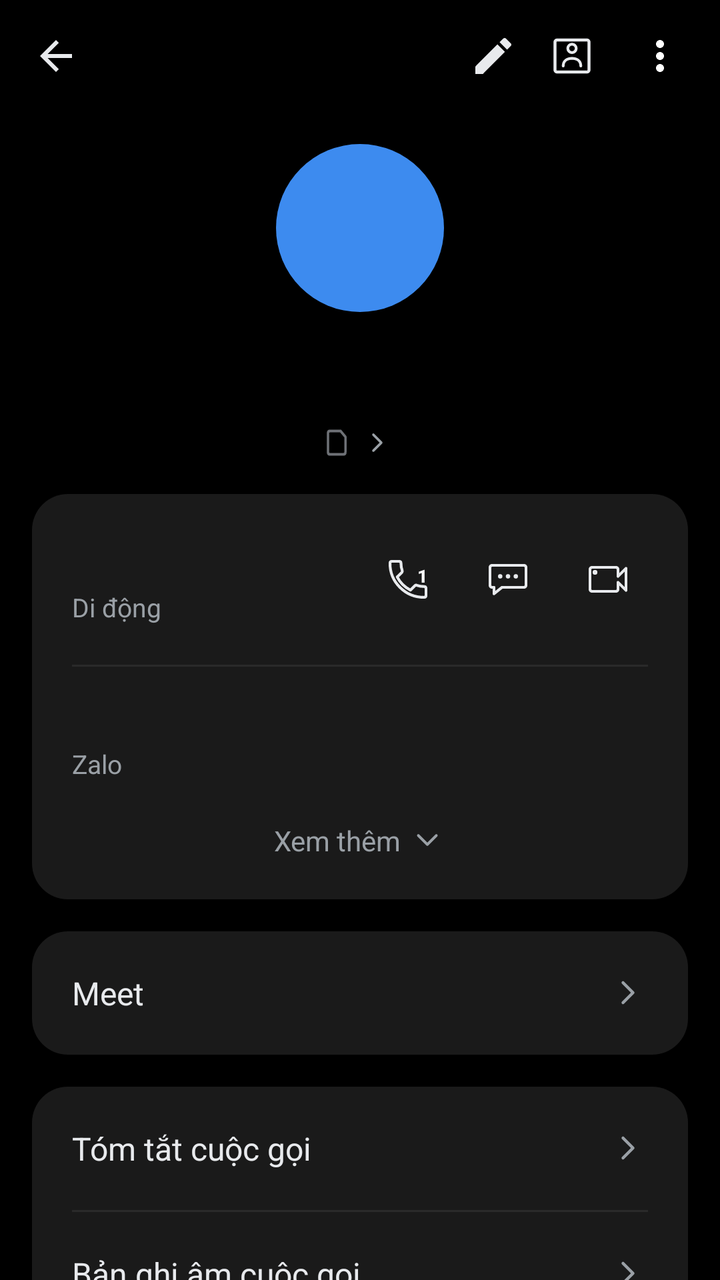
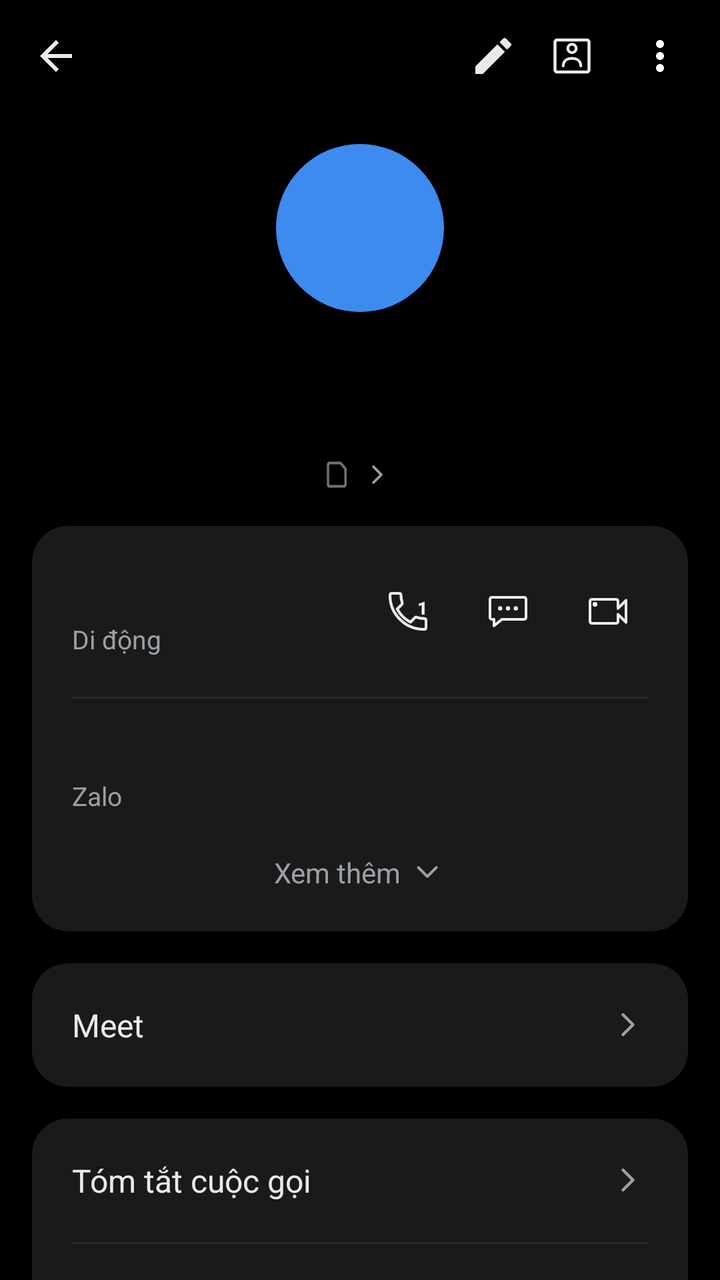

Before-and-after screenshots of an Android layout around one commit, followed by the original layout XML and the change that was made.
<!-- AndroidManifest.xml: application theme Theme.SimpleCall -->
<!-- res/layout/fragment_contact_detail.xml -->
<?xml version="1.0" encoding="utf-8"?>
<LinearLayout xmlns:android="http://schemas.android.com/apk/res/android"
    xmlns:app="http://schemas.android.com/apk/res-auto"
    android:layout_width="match_parent"
    android:layout_height="match_parent"
    android:orientation="vertical"
    android:background="@color/bg">

    
    <LinearLayout
        android:layout_width="match_parent" android:layout_height="56dp"
        android:orientation="horizontal" android:gravity="center_vertical"
        android:paddingStart="4dp" android:paddingEnd="8dp">

        <ImageButton android:id="@+id/btnBack"
            android:layout_width="48dp" android:layout_height="48dp"
            android:background="@android:color/transparent"
            android:src="@drawable/ic_arrow_back"
            android:contentDescription="Quay lại" />

        <Space android:layout_width="0dp" android:layout_height="1dp" android:layout_weight="1" />

        <ImageButton android:id="@+id/btnEdit"
            android:layout_width="35dp" android:layout_height="35dp"
            android:background="@android:color/transparent"
            android:src="@drawable/ic_edit"
            android:contentDescription="Sửa" />

        <ImageButton android:id="@+id/btnContactCard"
            android:layout_width="44dp" android:layout_height="44dp"
            android:background="@android:color/transparent"
            android:src="@drawable/ic_contact_card"
            android:contentDescription="Thẻ liên hệ" />

        <ImageButton android:id="@+id/btnMore"
            android:layout_width="44dp" android:layout_height="44dp"
            android:background="@android:color/transparent"
            android:src="@drawable/ic_more_vert"
            android:contentDescription="Thêm" />
    </LinearLayout>

    <ScrollView
        android:layout_width="match_parent" android:layout_height="0dp"
        android:layout_weight="1"
        android:clipToPadding="false"
        android:paddingBottom="24dp">

        <LinearLayout
            android:layout_width="match_parent" android:layout_height="wrap_content"
            android:orientation="vertical">

            
            <TextView android:id="@+id/tvAvatar"
                android:layout_width="84dp" android:layout_height="84dp"
                android:layout_gravity="center_horizontal"
                android:layout_marginTop="16dp"
                android:background="@drawable/bg_avatar_circle"
                android:gravity="center"
                android:textSize="58sp" android:textColor="@color/white"
                android:fontFamily="sans-serif-medium" />

            
            <TextView android:id="@+id/tvTitle"
                android:layout_width="wrap_content" android:layout_height="wrap_content"
                android:layout_gravity="center_horizontal"
                android:layout_marginTop="16dp"
                android:layout_marginStart="32dp" android:layout_marginEnd="32dp"
                android:gravity="center"
                android:textSize="27sp"
                android:textColor="@color/text_primary"
                android:fontFamily="sans-serif" />

            
            <LinearLayout android:id="@+id/rowSimDefault"
                android:layout_width="wrap_content" android:layout_height="wrap_content"
                android:layout_gravity="center_horizontal"
                android:layout_marginTop="4dp"
                android:orientation="horizontal" android:gravity="center_vertical"
                android:clickable="true" android:focusable="true">

                <FrameLayout
                    android:layout_width="14dp" android:layout_height="14dp">

                    <TextView android:id="@+id/tvSimBadge"
                        android:layout_width="11.76dp" android:layout_height="14dp"
                        android:gravity="center"
                        android:background="@drawable/bg_sim_badge"
                        android:textSize="7sp" android:textColor="@color/call_log_muted" />
                </FrameLayout>

                <TextView android:id="@+id/tvSubtitle"
                    android:layout_width="wrap_content" android:layout_height="wrap_content"
                    android:layout_marginStart="1.5dp"
                    android:textSize="14sp" android:textColor="@color/text_secondary" />

                <ImageView
                    android:layout_width="16dp" android:layout_height="16dp"
                    android:layout_marginStart="2dp"
                    android:src="@drawable/ic_chevron_right" />
            </LinearLayout>

            
            <LinearLayout
                android:layout_width="match_parent" android:layout_height="wrap_content"
                android:layout_margin="16dp"
                android:orientation="vertical"
                android:background="@drawable/bg_card_rounded"
                android:padding="20dp">

                <LinearLayout
                    android:layout_width="match_parent" android:layout_height="wrap_content"
                    android:orientation="horizontal" android:gravity="center_vertical">

                    <LinearLayout
                        android:layout_width="0dp" android:layout_height="wrap_content"
                        android:layout_weight="1" android:orientation="vertical">

                        <TextView android:id="@+id/tvNumber"
                            android:layout_width="wrap_content" android:layout_height="wrap_content"
                            android:textSize="19sp" android:textColor="@color/text_primary" />

                        <TextView android:id="@+id/tvNumberType"
                            android:layout_width="wrap_content" android:layout_height="wrap_content"
                            android:layout_marginTop="2dp"
                            android:text="@string/number_type_mobile"
                            android:textSize="13sp" android:textColor="@color/text_secondary" />
                    </LinearLayout>

                    
                    <FrameLayout
                        android:layout_width="40dp"
                        android:layout_height="40dp">
                        <ImageButton android:id="@+id/btnCallRow"
                            android:layout_width="match_parent"
                            android:layout_height="match_parent"
                            android:background="@android:color/transparent"
                            android:src="@drawable/ic_call_outline"
                            android:contentDescription="@string/call" />
                        
                        <TextView
                            android:id="@+id/tvCallSimNum"
                            android:layout_width="wrap_content"
                            android:layout_height="wrap_content"
                            android:layout_gravity="top|end"
                            android:layout_marginTop="12dp"
                            android:layout_marginEnd="10dp"
                            android:text="1"
                            android:textSize="9sp"
                            android:textStyle="bold"
                            android:textColor="@color/white"
                            android:fontFamily="sans-serif-medium" />
                    </FrameLayout>

                    <ImageButton android:id="@+id/btnMessageRow"
                        android:layout_width="40dp" android:layout_height="40dp"
                        android:layout_marginStart="10dp"
                        android:background="@android:color/transparent"
                        android:src="@drawable/ic_message_outline"
                        android:contentDescription="Nhắn tin" />

                    <ImageButton android:id="@+id/btnVideoRow"
                        android:layout_width="40dp" android:layout_height="40dp"
                        android:layout_marginStart="10dp"
                        android:background="@android:color/transparent"
                        android:src="@drawable/ic_video_call_outline"
                        android:contentDescription="Video call" />
                </LinearLayout>

                <View
                    android:layout_width="match_parent" android:layout_height="1dp"
                    android:layout_marginTop="20dp" android:layout_marginBottom="16dp"
                    android:background="@color/divider" />

                <LinearLayout android:id="@+id/rowZalo"
                    android:layout_width="match_parent" android:layout_height="wrap_content"
                    android:orientation="vertical"
                    android:clickable="true" android:focusable="true">

                    <TextView android:id="@+id/tvZalo"
                        android:layout_width="wrap_content" android:layout_height="wrap_content"
                        android:textSize="16sp" android:textColor="@color/text_primary" />

                    <TextView
                        android:layout_width="wrap_content" android:layout_height="wrap_content"
                        android:layout_marginTop="2dp"
                        android:text="Zalo"
                        android:textSize="13sp" android:textColor="@color/text_secondary" />
                </LinearLayout>

                <LinearLayout android:id="@+id/rowSeeMore"
                    android:layout_width="match_parent" android:layout_height="wrap_content"
                    android:layout_marginTop="20dp"
                    android:orientation="horizontal" android:gravity="center"
                    android:clickable="true" android:focusable="true">

                    <TextView
                        android:layout_width="wrap_content" android:layout_height="wrap_content"
                        android:text="Xem thêm"
                        android:textSize="14sp" android:textColor="@color/text_secondary" />

                    <ImageView
                        android:layout_width="18dp" android:layout_height="18dp"
                        android:layout_marginStart="4dp"
                        android:src="@drawable/ic_chevron_down" />
                </LinearLayout>
            </LinearLayout>

            
            <LinearLayout android:id="@+id/rowMeet"
                android:layout_width="match_parent" android:layout_height="wrap_content"
                android:layout_marginStart="16dp" android:layout_marginEnd="16dp"
                android:orientation="horizontal" android:gravity="center_vertical"
                android:background="@drawable/bg_card_rounded"
                android:padding="20dp"
                android:clickable="true" android:focusable="true">

                <TextView
                    android:layout_width="0dp" android:layout_height="wrap_content"
                    android:layout_weight="1"
                    android:text="Meet"
                    android:textSize="16sp" android:textColor="@color/text_primary" />

                <ImageView
                    android:layout_width="20dp" android:layout_height="20dp"
                    android:src="@drawable/ic_chevron_right" />
            </LinearLayout>

            
            <LinearLayout
                android:layout_width="match_parent" android:layout_height="wrap_content"
                android:layout_margin="16dp"
                android:orientation="vertical"
                android:background="@drawable/bg_card_rounded">

                <LinearLayout android:id="@+id/rowCallSummary"
                    android:layout_width="match_parent" android:layout_height="wrap_content"
                    android:orientation="horizontal" android:gravity="center_vertical"
                    android:padding="20dp"
                    android:clickable="true" android:focusable="true">

                    <TextView
                        android:layout_width="0dp" android:layout_height="wrap_content"
                        android:layout_weight="1"
                        android:text="Tóm tắt cuộc gọi"
                        android:textSize="16sp" android:textColor="@color/text_primary" />

                    <ImageView
                        android:layout_width="20dp" android:layout_height="20dp"
                        android:src="@drawable/ic_chevron_right" />
                </LinearLayout>

                <View
                    android:layout_width="match_parent" android:layout_height="1dp"
                    android:layout_marginStart="20dp" android:layout_marginEnd="20dp"
                    android:background="@color/divider" />

                <LinearLayout android:id="@+id/rowCallRecording"
                    android:layout_width="match_parent" android:layout_height="wrap_content"
                    android:orientation="horizontal" android:gravity="center_vertical"
                    android:padding="20dp"
                    android:clickable="true" android:focusable="true">

                    <TextView
                        android:layout_width="0dp" android:layout_height="wrap_content"
                        android:layout_weight="1"
                        android:text="Bản ghi âm cuộc gọi"
                        android:textSize="16sp" android:textColor="@color/text_primary" />

                    <ImageView
                        android:layout_width="20dp" android:layout_height="20dp"
                        android:src="@drawable/ic_chevron_right" />
                </LinearLayout>
            </LinearLayout>

            
            <LinearLayout
                android:layout_width="match_parent" android:layout_height="wrap_content"
                android:layout_marginStart="20dp" android:layout_marginEnd="12dp"
                android:layout_marginTop="8dp"
                android:orientation="horizontal" android:gravity="center_vertical">

                <TextView
                    android:layout_width="0dp" android:layout_height="wrap_content"
                    android:layout_weight="1"
                    android:text="Nhật ký cuộc gọi"
                    android:textSize="15sp" android:textColor="@color/text_secondary" />

                <TextView android:id="@+id/btnClearLog"
                    android:layout_width="wrap_content" android:layout_height="wrap_content"
                    android:text="Xóa"
                    android:textSize="15sp" android:textColor="@color/accent_blue"
                    android:padding="8dp"
                    android:clickable="true" android:focusable="true" />
            </LinearLayout>

            
            <LinearLayout android:id="@+id/llHistoryEntries"
                android:layout_width="match_parent" android:layout_height="wrap_content"
                android:layout_margin="16dp"
                android:orientation="vertical"
                android:background="@drawable/bg_card_rounded" />

        </LinearLayout>
    </ScrollView>
</LinearLayout>
<!-- resources referenced by this layout -->
<resources>
  <color name="accent_blue">#1A73E8</color>
  <color name="bg">#000000</color>
  <color name="call_log_muted">#6E7176</color>
  <color name="divider">#2A2A2A</color>
  <color name="text_primary">#E8EAED</color>
  <color name="text_secondary">#9AA0A6</color>
  <color name="white">#FFFFFF</color>
  <!-- drawable bg_avatar_circle (drawable) -->
  <?xml version="1.0" encoding="utf-8"?>
  <shape xmlns:android="http://schemas.android.com/apk/res/android"
      android:shape="oval">
      <solid android:color="@color/avatar_purple" />
  </shape>
  <!-- drawable bg_card_rounded (drawable) -->
  <?xml version="1.0" encoding="utf-8"?>
  <shape xmlns:android="http://schemas.android.com/apk/res/android"
      android:shape="rectangle">
      <solid android:color="@color/detail_card_bg" />
      <corners android:radius="18dp" />
  </shape>
  <!-- drawable ic_arrow_back (drawable) -->
  <?xml version="1.0" encoding="utf-8"?>
  <vector xmlns:android="http://schemas.android.com/apk/res/android"
      android:width="24dp" android:height="24dp"
      android:viewportWidth="24" android:viewportHeight="24">
      
      <path android:fillColor="@color/text_primary"
          android:pathData="M20,11H7.83l5.59-5.59L12,4l-8,8 8,8 1.41-1.41L7.83,13H20v-2z"/>
  </vector>
  <!-- drawable ic_chevron_down (drawable) -->
  <?xml version="1.0" encoding="utf-8"?>
  <vector xmlns:android="http://schemas.android.com/apk/res/android"
      android:width="24dp" android:height="24dp"
      android:viewportWidth="24" android:viewportHeight="24">
      <path android:fillColor="#00000000"
          android:strokeColor="@color/text_secondary"
          android:strokeWidth="1.8"
          android:strokeLineCap="round"
          android:strokeLineJoin="round"
          android:pathData="M6,9 L12,15 L18,9"/>
  </vector>
  <!-- drawable ic_chevron_right (drawable) -->
  <?xml version="1.0" encoding="utf-8"?>
  <vector xmlns:android="http://schemas.android.com/apk/res/android"
      android:width="24dp" android:height="24dp"
      android:viewportWidth="24" android:viewportHeight="24">
      <path android:fillColor="#00000000"
          android:strokeColor="@color/text_secondary"
          android:strokeWidth="1.8"
          android:strokeLineCap="round"
          android:strokeLineJoin="round"
          android:pathData="M9,6 L15,12 L9,18"/>
  </vector>
  <!-- drawable ic_edit (drawable) -->
  <?xml version="1.0" encoding="utf-8"?>
  <vector xmlns:android="http://schemas.android.com/apk/res/android"
      android:width="24dp" android:height="24dp"
      android:viewportWidth="24" android:viewportHeight="24">
      <path android:fillColor="@color/text_primary"
          android:pathData="M3,17.25V21h3.75L17.81,9.94l-3.75,-3.75L3,17.25zM20.71,7.04c0.39,-0.39 0.39,-1.02 0,-1.41l-2.34,-2.34c-0.39,-0.39 -1.02,-0.39 -1.41,0l-1.83,1.83 3.75,3.75 1.83,-1.83z"/>
  </vector>
  <!-- drawable ic_more_vert (drawable) -->
  <?xml version="1.0" encoding="utf-8"?>
  <vector xmlns:android="http://schemas.android.com/apk/res/android"
      android:width="24dp" android:height="24dp"
      android:viewportWidth="24" android:viewportHeight="24">
      <path android:fillColor="#FFFFFF"
          android:pathData="M12,8c1.1,0 2,-0.9 2,-2s-0.9,-2 -2,-2 -2,0.9 -2,2 0.9,2 2,2zM12,10c-1.1,0 -2,0.9 -2,2s0.9,2 2,2 2,-0.9 2,-2 -0.9,-2 -2,-2zM12,16c-1.1,0 -2,0.9 -2,2s0.9,2 2,2 2,-0.9 2,-2 -0.9,-2 -2,-2z"/>
  </vector>
  <string name="call">Gọi</string>
  <string name="number_type_mobile">Di động</string>
  <color name="avatar_purple">#3D8BEF</color>
  <color name="detail_card_bg">#1A1A1A</color>
  <color name="primary">#1E8E3E</color>
  <color name="primary_dark">#137333</color>
  <!-- unchanged entries left out for length: 6 -->
</resources>

<!-- the commit's change to res/layout/fragment_contact_detail.xml (unified diff, before → after) -->
@@ -63,7 +63,7 @@
             <TextView android:id="@+id/tvTitle"
                 android:layout_width="wrap_content" android:layout_height="wrap_content"
                 android:layout_gravity="center_horizontal"
-                android:layout_marginTop="16dp"
+                android:layout_marginTop="32dp"
                 android:layout_marginStart="32dp" android:layout_marginEnd="32dp"
                 android:gravity="center"
                 android:textSize="27sp"
